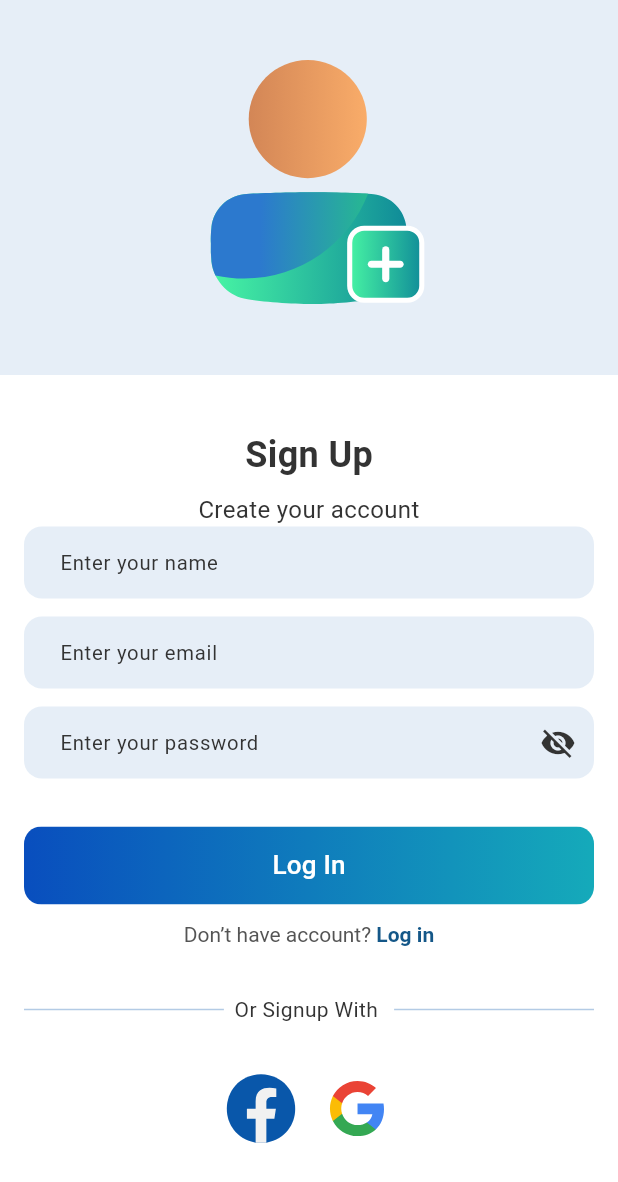
After one commit to MdLimon123/Netwalking-Global, a Flutter app: the SignupScreen screen opened by its route, on a phone screen of 412 x 824 dp. The commit adds this screen. Shown: the top 1182 px of the screen. Run offline on Flutter 3.47's test engine with Material 3 defaults, Android fonts, the phone set to English and light mode, and no system bars; our stand-ins replace flutter_screenutil, flutter_spinkit, flutter_svg, get, shared_preferences; accounts and stored records are empty; Roboto replaces fonts that are missing (Montserrat); project files that could hold a hidden picture were left out.

Commit message:
complete signup screen

```diff
--- a/lib/helpers/route.dart
+++ b/lib/helpers/route.dart
@@ -1,5 +1,6 @@
 import 'package:get/get.dart';
 import 'package:netwalking_global/views/screen/Auth/login_screen.dart';
+import 'package:netwalking_global/views/screen/Auth/signup_screen.dart';
 import 'package:netwalking_global/views/screen/SelectLanguage/select_language_screen.dart';
 import 'package:netwalking_global/views/screen/Splash/onboarding_screen.dart';
 
@@ -18,6 +19,7 @@ class AppRoutes{
   static String onboradingScreen="/onboarding_screen";
   static String selectLanguage = "/select_language_screen";
   static String loginScreen = "/login_screen";
+  static String signupScreen = "/signup_screen";
 
 
  static List<GetPage> page=[
@@ -28,6 +30,7 @@ class AppRoutes{
     GetPage(name:onboradingScreen, page: ()=>const OnboardingScreen(),transition: Transition.noTransition),
    GetPage(name: selectLanguage, page: ()=> const SelectLanguageScreen(), transition: Transition.noTransition),
    GetPage(name: loginScreen, page: ()=> const LoginScreen(), transition: Transition.noTransition),
+   GetPage(name: signupScreen, page: ()=> const SignupScreen(), transition: Transition.noTransition),
 
   ];
 
--- a/lib/views/screen/Auth/login_screen.dart
+++ b/lib/views/screen/Auth/login_screen.dart
@@ -1,6 +1,8 @@
 import 'package:flutter/gestures.dart';
 import 'package:flutter/material.dart';
 import 'package:flutter_svg/flutter_svg.dart';
+import 'package:get/get.dart';
+import 'package:netwalking_global/helpers/route.dart';
 import 'package:netwalking_global/utils/app_colors.dart';
 import 'package:netwalking_global/utils/style.dart';
 import 'package:netwalking_global/views/base/custom_button.dart';
@@ -22,6 +24,8 @@ class _LoginScreenState extends State<LoginScreen> {
   Widget build(BuildContext context) {
     return Scaffold(
       body: SafeArea(
+        child: SingleChildScrollView(
+
           child: Column(
             children: [
               Container(
@@ -104,8 +108,7 @@ class _LoginScreenState extends State<LoginScreen> {
                                   fontWeight: FontWeight.w600),
                               recognizer:  TapGestureRecognizer()
                                 ..onTap = () {
-
-
+                                Get.offAllNamed(AppRoutes.signupScreen);
                                 },
                             ),
 
@@ -153,6 +156,7 @@ class _LoginScreenState extends State<LoginScreen> {
 
             ],
           ),
+        ),
       )
     );
   }
--- /dev/null
+++ b/lib/views/screen/Auth/signup_screen.dart
@@ -0,0 +1,157 @@
+import 'package:flutter/gestures.dart';
+import 'package:flutter/material.dart';
+import 'package:flutter_svg/flutter_svg.dart';
+import 'package:get/get.dart';
+import 'package:netwalking_global/helpers/route.dart';
+import 'package:netwalking_global/utils/app_colors.dart';
+import 'package:netwalking_global/utils/style.dart';
+import 'package:netwalking_global/views/base/custom_button.dart';
+import 'package:netwalking_global/views/base/custom_text_field.dart';
+
+class SignupScreen extends StatefulWidget {
+  const SignupScreen({super.key});
+
+  @override
+  State<SignupScreen> createState() => _SignupScreenState();
+}
+
+class _SignupScreenState extends State<SignupScreen> {
+
+  final emailTextController = TextEditingController();
+  final passwordTextController = TextEditingController();
+
+  @override
+  Widget build(BuildContext context) {
+    return Scaffold(
+        body: SafeArea(
+          child: SingleChildScrollView(
+            child: Column(
+              children: [
+                Container(
+                  height: 250,
+                  width: double.infinity,
+                  color: Color(0xFFE6EEF7),
+                  child: Padding(
+                    padding: const EdgeInsets.all(40.0),
+                    child: SvgPicture.asset('assets/icons/signup.svg'),
+                  ),
+                ),
+                SizedBox(height: 36,),
+                Center(
+                  child: Text("Sign Up",
+                    style: TextStyle(
+                        fontSize: 24,
+                        fontWeight: FontWeight.w600,
+                        color: AppColors.textColor
+                    ),),
+                ),
+                SizedBox(height: 8,),
+                Padding(
+                  padding: const EdgeInsets.symmetric(horizontal: 20),
+                  child: Center(
+                    child: Text("Create your account",
+                      style: TextStyle(
+                          fontSize: 16,
+                          fontWeight: FontWeight.w400,
+                          color: AppColors.textColor
+                      ),
+                      textAlign: TextAlign.center,),
+                  ),
+                ),
+
+
+                Padding(
+                  padding: const EdgeInsets.symmetric(horizontal: 16.0),
+                  child: CustomTextField(controller: emailTextController,
+                    hintText: 'Enter your name',),
+                ),
+                SizedBox(height: 12,),
+                Padding(
+                  padding: const EdgeInsets.symmetric(horizontal: 16.0),
+                  child: CustomTextField(controller: emailTextController,
+                    hintText: 'Enter your email',),
+                ),
+                SizedBox(height: 12,),
+                Padding(
+                  padding: const EdgeInsets.symmetric(horizontal: 16.0),
+                  child: CustomTextField(controller: passwordTextController,
+                    hintText: 'Enter your password',
+                    isPassword: true,),
+                ),
+
+                SizedBox(height: 32,),
+                Padding(
+                  padding: const EdgeInsets.symmetric(horizontal: 16.0),
+                  child: CustomButton(onTap: (){},
+                      text: "Log In"),
+                ),
+                SizedBox(height: 12,),
+                Center(
+                    child: RichText(
+                        text: TextSpan(
+                            text: "Don’t have account?", // Changed
+                            style: TextStyle(color: Color(0xFF545454),
+                                fontSize: 14,
+                                fontWeight: FontWeight.w400),
+                            children: [
+                              TextSpan(
+                                text: " Log in", // Changed
+                                style: TextStyle(
+                                    color: Color(0xFF145788),
+                                    fontSize: 14,
+                                    fontWeight: FontWeight.w600),
+                                recognizer:  TapGestureRecognizer()
+                                  ..onTap = () {
+                                  Get.offAllNamed(AppRoutes.loginScreen);
+                                  },
+                              ),
+
+                            ]))),
+
+                SizedBox(height: 32,),
+                Padding(
+                  padding: const EdgeInsets.symmetric(horizontal: 16),
+                  child: Row(
+                    children: [
+                      Expanded(
+                        child: Container(
+                          height: 1,
+                          width: double.infinity,
+                          color: Color(0xFFB3CBE5),
+                        ),
+                      ),
+                      SizedBox(width: 7,),
+                      Text("Or Signup With ",
+                        style: TextStyle(
+                            fontSize: 14,
+                            fontWeight: FontWeight.w400,
+                            color: AppColors.textColor
+                        ),),
+                      SizedBox(width: 7,),
+                      Expanded(
+                        child: Container(
+                          height: 1,
+                          width: double.infinity,
+                          color: Color(0xFFB3CBE5),
+                        ),
+                      ),
+                    ],
+                  ),
+                ),
+                SizedBox(height: 32,),
+                Row(
+                  mainAxisAlignment: MainAxisAlignment.center,
+                  children: [
+                    SvgPicture.asset('assets/icons/facebook.svg'),
+                    SizedBox(width: 16,),
+                    SvgPicture.asset('assets/icons/google.svg'),
+                  ],
+                )
+
+              ],
+            ),
+          ),
+        )
+    );
+  }
+}
```
Also changed, not shown: assets/icons/signup.svg (added). Lines whose indentation alone changed are shown as unchanged.
